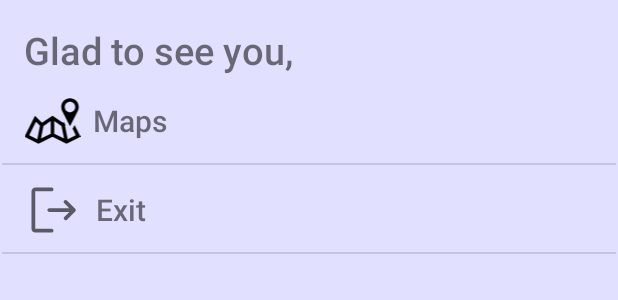
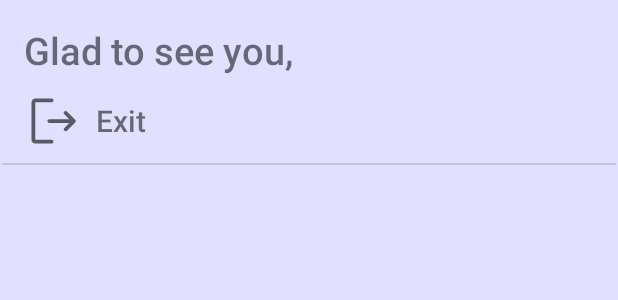
Before and after one commit to stermak/Young-Moscow, an Android app: the layout fragment_settings.xml on its own in the app's theme, with its tools: preview values and no code run, on a phone screen of 412 x 824 dp. Shown: the top 300 px of the screen. Run offline under Robolectric (Android 15) with nearby library versions, the phone set to English and light mode, and no system bars; network calls fail.

Commit message:
Fix some bugs..
Во первых наконец-то сделал переход не в настройки а просто на главную страничку
Отображение фоток заработало,куда го не самая плохая вещь,надо было просто разобраться
После захода в карты через настройки нельзя было вернуться в настройки через bottomnav (не знаю почему)
Сейчас такую ошибку уже нельзя найти

```diff
--- a/app/src/main/java/youngdevs/production/youngmoscow/di/ViewModelModule.kt
+++ b/app/src/main/java/youngdevs/production/youngmoscow/di/ViewModelModule.kt
@@ -1,12 +1,12 @@
 package youngdevs.production.youngmoscow.di
 
 import android.content.Context
-import youngdevs.production.youngmoscow.presentation.settings.SettingsViewModelFactory
 import dagger.Module
 import dagger.Provides
 import youngdevs.production.youngmoscow.data.repository.KudaGoRepository
 import youngdevs.production.youngmoscow.domain.usecases.AuthenticateUserUseCase
 import youngdevs.production.youngmoscow.presentation.main.MainViewModelFactory
+import youngdevs.production.youngmoscow.presentation.settings.SettingsViewModelFactory
 
 @Module
 class ViewModelModule(private val context: Context) {
@@ -24,6 +24,4 @@ class ViewModelModule(private val context: Context) {
     fun provideSettingsViewModel(authenticateUserUseCase: AuthenticateUserUseCase): SettingsViewModelFactory {
         return SettingsViewModelFactory(authenticateUserUseCase)
     }
-
-
 }
--- a/app/src/main/java/youngdevs/production/youngmoscow/presentation/authentication/LoginFragment.kt
+++ b/app/src/main/java/youngdevs/production/youngmoscow/presentation/authentication/LoginFragment.kt
@@ -52,7 +52,7 @@ class LoginFragment : Fragment() {
         viewModel.isLoginSuccessful.observe(viewLifecycleOwner) {
             if (it != null) {
                 if (it == true) {
-                    findNavController().navigate(R.id.action_loginFragment_to_navigation_settings)
+                    findNavController().navigate(R.id.action_loginFragment_to_navigation_main)
                     val bottomNavigation =
                         activity?.findViewById<BottomNavigationView>(R.id.nav_view)
                     bottomNavigation?.visibility = View.VISIBLE
--- a/app/src/main/java/youngdevs/production/youngmoscow/presentation/authentication/RegistrationFragment.kt
+++ b/app/src/main/java/youngdevs/production/youngmoscow/presentation/authentication/RegistrationFragment.kt
@@ -51,7 +51,7 @@ class RegistrationFragment : Fragment() {
         viewModel.registrationResult.observe(viewLifecycleOwner) {
             if (it != null) {
                 if (it == 1) {
-                    findNavController().navigate(R.id.action_registrationFragment_to_navigation_settings)
+                    findNavController().navigate(R.id.action_registrationFragment_to_navigation_main)
                     val bottomNavigation =
                         activity?.findViewById<BottomNavigationView>(R.id.nav_view)
                     bottomNavigation?.visibility = View.VISIBLE
--- a/app/src/main/java/youngdevs/production/youngmoscow/presentation/main/MainFragment.kt
+++ b/app/src/main/java/youngdevs/production/youngmoscow/presentation/main/MainFragment.kt
@@ -10,7 +10,6 @@ import androidx.recyclerview.widget.RecyclerView
 import youngdevs.production.youngmoscow.R
 import youngdevs.production.youngmoscow.app.YoungMoscow
 import youngdevs.production.youngmoscow.data.adapters.EventsAdapter
-import youngdevs.production.youngmoscow.di.AppComponent
 import javax.inject.Inject
 
 class MainFragment : Fragment(R.layout.fragment_main) {
--- a/app/src/main/java/youngdevs/production/youngmoscow/presentation/maps/MapsFragment.kt
+++ b/app/src/main/java/youngdevs/production/youngmoscow/presentation/maps/MapsFragment.kt
@@ -1,10 +1,10 @@
 package youngdevs.production.youngmoscow.presentation.maps
 
 import android.os.Bundle
-import androidx.fragment.app.Fragment
 import android.view.LayoutInflater
 import android.view.View
 import android.view.ViewGroup
+import androidx.fragment.app.Fragment
 import androidx.lifecycle.ViewModelProvider
 import com.yandex.mapkit.MapKitFactory
 import com.yandex.mapkit.geometry.Point
--- a/app/src/main/java/youngdevs/production/youngmoscow/presentation/maps/MapsViewModelFactory.kt
+++ b/app/src/main/java/youngdevs/production/youngmoscow/presentation/maps/MapsViewModelFactory.kt
@@ -2,7 +2,6 @@ package youngdevs.production.youngmoscow.presentation.maps
 
 import androidx.lifecycle.ViewModel
 import androidx.lifecycle.ViewModelProvider
-import com.yandex.mapkit.MapKitFactory
 import javax.inject.Inject
 
 class MapsViewModelFactory @Inject constructor() : ViewModelProvider.Factory {
--- a/app/src/main/java/youngdevs/production/youngmoscow/presentation/settings/SettingsFragment.kt
+++ b/app/src/main/java/youngdevs/production/youngmoscow/presentation/settings/SettingsFragment.kt
@@ -47,9 +47,6 @@ class SettingsFragment : Fragment() {
             val bottomNavigation = activity?.findViewById<BottomNavigationView>(R.id.nav_view)
             bottomNavigation?.visibility = View.GONE
         }
-        binding.maps.setOnClickListener {
-            findNavController().navigate(R.id.action_navigation_settings_to_mapsFragment)
-        }
     }
 
     private fun setObserver(){
--- a/app/src/main/res/layout/fragment_main.xml
+++ b/app/src/main/res/layout/fragment_main.xml
@@ -10,11 +10,12 @@
     <androidx.recyclerview.widget.RecyclerView
         android:id="@+id/recyclerView"
         android:layout_width="match_parent"
-        android:layout_height="150dp"
+        android:layout_height="400dp"
         app:layout_constraintEnd_toEndOf="parent"
         app:layout_constraintStart_toStartOf="parent"
         app:layout_constraintTop_toTopOf="parent"
         android:orientation="horizontal"
+        android:layout_marginTop="100dp"
         app:layoutManager="androidx.recyclerview.widget.LinearLayoutManager"/>
 
 </androidx.constraintlayout.widget.ConstraintLayout>
--- a/app/src/main/res/layout/fragment_settings.xml
+++ b/app/src/main/res/layout/fragment_settings.xml
@@ -14,28 +14,28 @@
         app:layout_constraintEnd_toEndOf="parent"
         app:layout_constraintHorizontal_bias="0.0"
         app:layout_constraintStart_toStartOf="parent"
-        app:layout_constraintTop_toBottomOf="@+id/maps">
+        app:layout_constraintTop_toBottomOf="@+id/welcome_text">
 
         <ImageView
             android:id="@+id/imageView3"
-            android:layout_marginTop="8dp"
-            android:layout_marginBottom="8dp"
             android:layout_width="wrap_content"
             android:layout_height="wrap_content"
             android:layout_marginStart="16dp"
+            android:layout_marginTop="8dp"
+            android:layout_marginBottom="8dp"
             android:src="@drawable/ic_exit"
-            app:layout_constraintVertical_bias="0.5"
             app:layout_constraintBottom_toBottomOf="parent"
             app:layout_constraintStart_toStartOf="parent"
-            app:layout_constraintTop_toTopOf="parent" />
+            app:layout_constraintTop_toTopOf="parent"
+            app:layout_constraintVertical_bias="0.5" />
 
         <TextView
             android:id="@+id/text_exit"
             android:layout_width="wrap_content"
             android:layout_height="wrap_content"
+            android:layout_marginStart="8dp"
             android:layout_marginTop="16dp"
             android:layout_marginBottom="16dp"
-            android:layout_marginStart="8dp"
             android:fontFamily="sans-serif-medium"
             android:gravity="center_vertical"
             android:text="@string/exit_setting"
@@ -54,60 +54,7 @@
             android:background="?android:attr/listDivider"
             app:layout_constraintBottom_toBottomOf="parent"
             app:layout_constraintEnd_toEndOf="parent"
-            app:layout_constraintStart_toStartOf="parent"
-            />
-    </androidx.constraintlayout.widget.ConstraintLayout>
-
-    <androidx.constraintlayout.widget.ConstraintLayout
-        android:id="@+id/maps"
-        android:layout_width="match_parent"
-        android:layout_height="wrap_content"
-        android:background="?android:attr/selectableItemBackground"
-        app:layout_constraintEnd_toEndOf="parent"
-        app:layout_constraintHorizontal_bias="0.0"
-        app:layout_constraintStart_toStartOf="parent"
-        app:layout_constraintTop_toBottomOf="@+id/welcome_text">
-
-        <ImageView
-            android:id="@+id/imageView4"
-            android:layout_width="38dp"
-            android:layout_height="37dp"
-            android:layout_marginStart="16dp"
-            android:layout_marginTop="8dp"
-            android:layout_marginBottom="8dp"
-            android:src="@drawable/maps"
-            app:layout_constraintBottom_toBottomOf="parent"
-            app:layout_constraintStart_toStartOf="parent"
-            app:layout_constraintTop_toTopOf="parent"
-            app:layout_constraintVertical_bias="0.5" />
-
-        <TextView
-            android:id="@+id/text_maps"
-            android:layout_width="wrap_content"
-            android:layout_height="wrap_content"
-            android:layout_marginTop="16dp"
-            android:layout_marginBottom="16dp"
-            android:layout_marginStart="8dp"
-            android:fontFamily="sans-serif-medium"
-            android:gravity="center_vertical"
-            android:text="@string/maps"
-            android:textSize="20sp"
-            app:layout_constraintBottom_toBottomOf="parent"
-            app:layout_constraintEnd_toEndOf="parent"
-            app:layout_constraintHorizontal_bias="0.0"
-            app:layout_constraintStart_toEndOf="@+id/imageView4"
-            app:layout_constraintTop_toTopOf="parent"
-            app:layout_constraintVertical_bias="0.5" />
-
-        <View
-            android:id="@+id/divider7"
-            android:layout_width="409dp"
-            android:layout_height="1dp"
-            android:background="?android:attr/listDivider"
-            app:layout_constraintBottom_toBottomOf="parent"
-            app:layout_constraintEnd_toEndOf="parent"
-            app:layout_constraintStart_toStartOf="parent"
-            />
+            app:layout_constraintStart_toStartOf="parent" />
     </androidx.constraintlayout.widget.ConstraintLayout>
 
     <TextView
```
Also changed, not shown: app/src/main/java/youngdevs/production/youngmoscow/data/adapters/EventsAdapter.kt (+19 -14 lines), app/src/main/java/youngdevs/production/youngmoscow/data/dao/KudaGoApi.kt (+10 -1 lines), app/src/main/java/youngdevs/production/youngmoscow/data/entities/Event.kt (+5 -1 lines), app/src/main/java/youngdevs/production/youngmoscow/data/repository/KudaGoRepository.kt (+11 -1 lines), app/src/main/res/layout/item_event.xml (+13 -6 lines), app/src/main/res/navigation/mobile_navigation.xml (+4 -4 lines).
